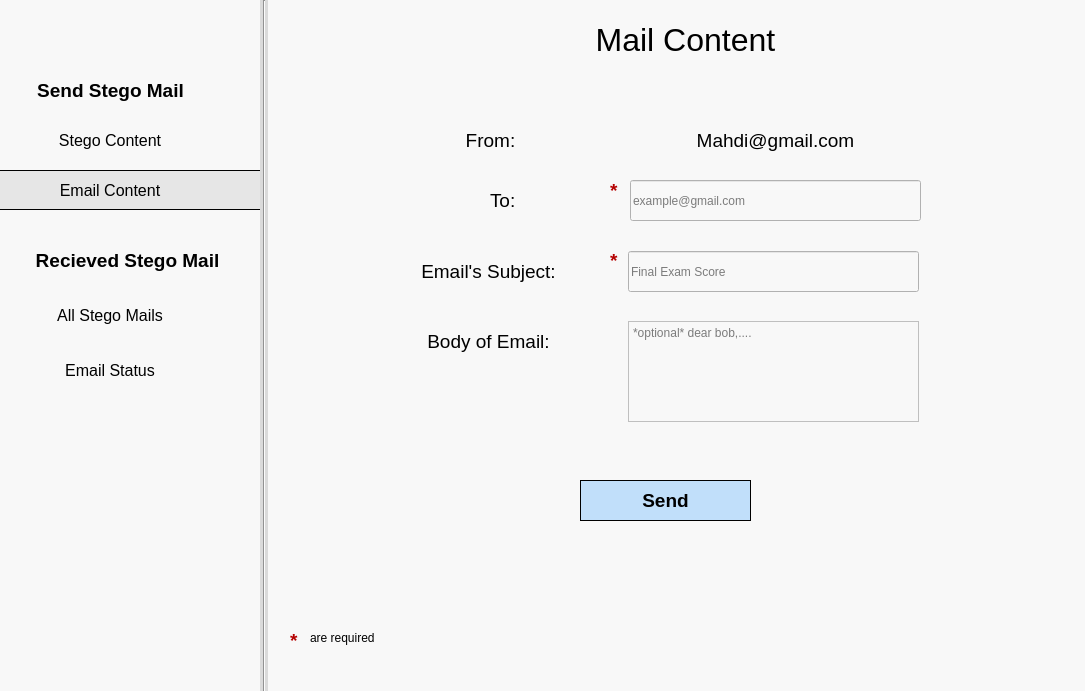
StegoMailo/Desktop-App, file UI_Files/Email Information.ui: the form before one commit.
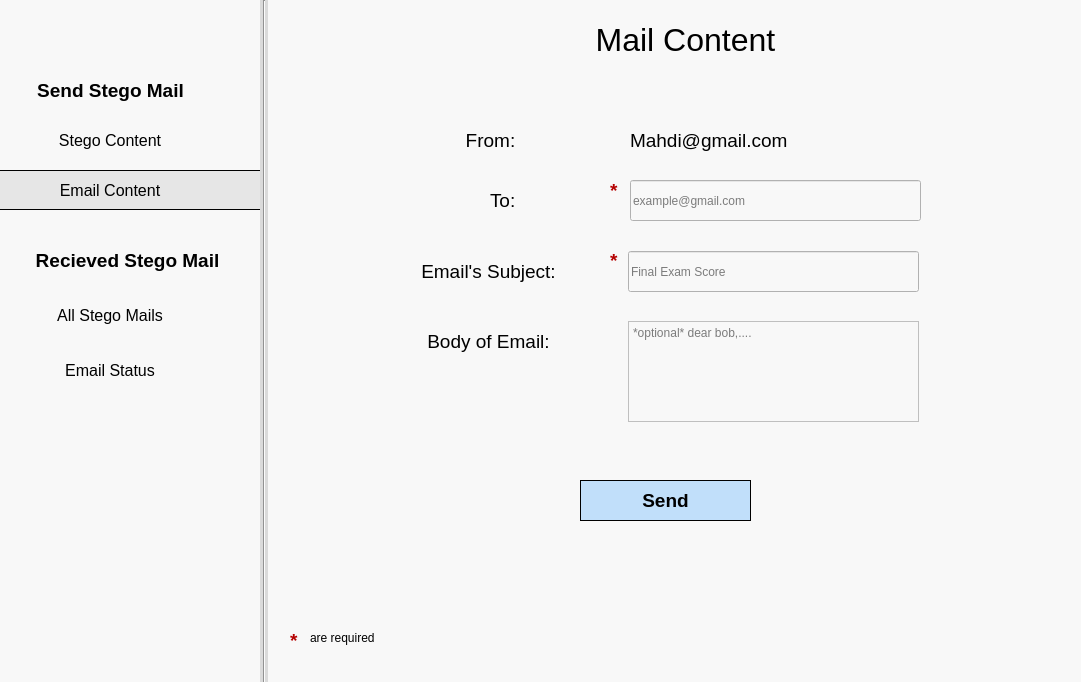
The form after the commit.

```diff
--- a/UI_Files/Email Information.ui
+++ b/UI_Files/Email Information.ui
@@ -6,8 +6,8 @@
    <rect>
     <x>0</x>
     <y>0</y>
-    <width>1085</width>
-    <height>691</height>
+    <width>1081</width>
+    <height>682</height>
    </rect>
   </property>
   <property name="windowTitle">
@@ -153,7 +153,7 @@
     <rect>
      <x>630</x>
      <y>120</y>
-     <width>291</width>
+     <width>441</width>
      <height>41</height>
     </rect>
    </property>
@@ -168,7 +168,7 @@
     <string>Mahdi@gmail.com</string>
    </property>
    <property name="alignment">
-    <set>Qt::AlignCenter</set>
+    <set>Qt::AlignLeading|Qt::AlignLeft|Qt::AlignVCenter</set>
    </property>
   </widget>
   <widget class="QLabel" name="txtTitle">
```
